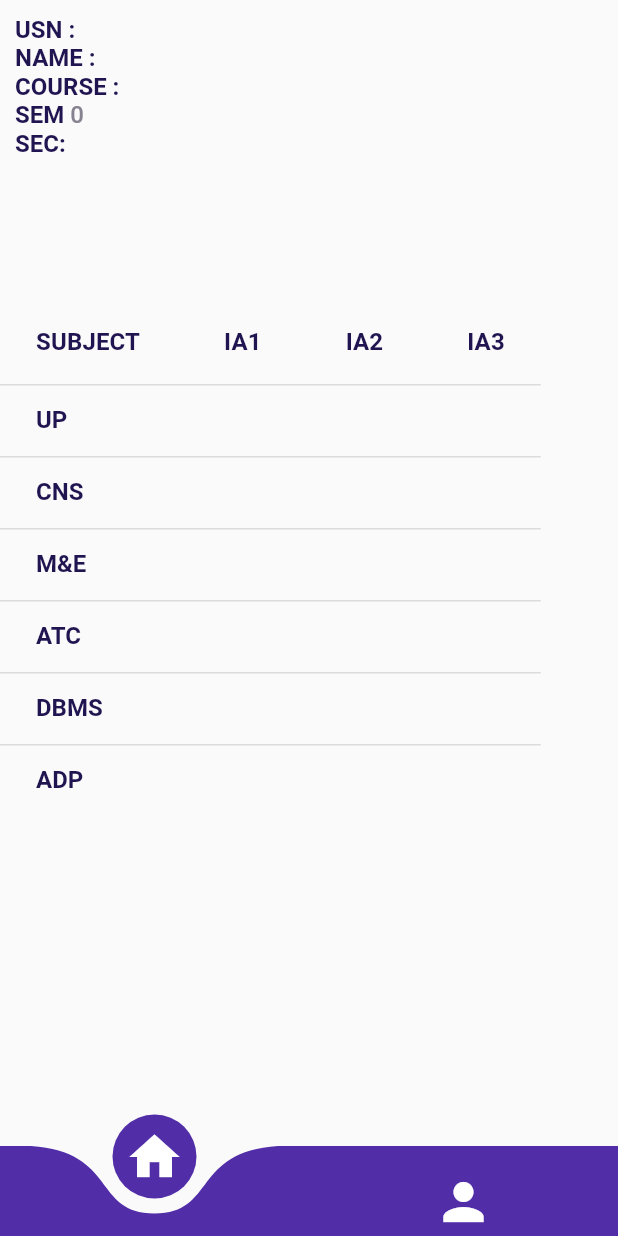
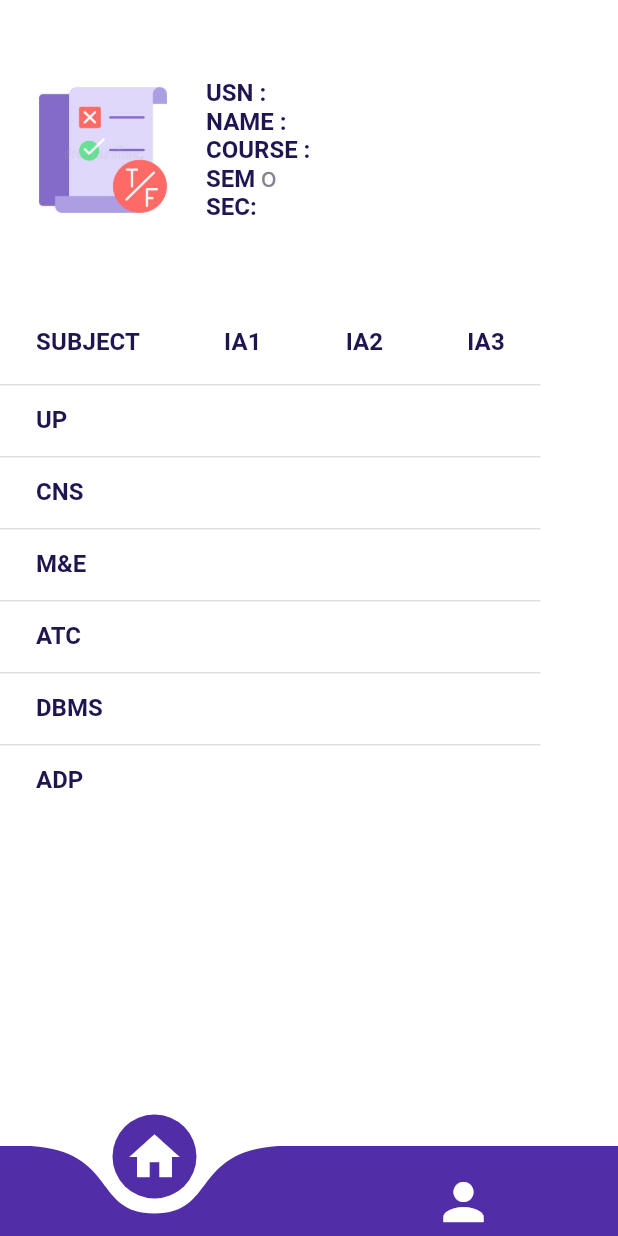
Before and after one commit to hrishi-19/CSE-MITRA, a Flutter app: the Result screen opened directly with empty values, on a phone screen of 412 x 824 dp. Run offline on Flutter 3.47's test engine with Material 2 defaults, Android fonts, the phone set to English and light mode, and no system bars; drawn by our look-alikes of curved_navigation_bar; our stand-ins replace firebase_auth, firebase_core, flutter_spinkit, font_awesome_flutter, google_fonts, google_sign_in; accounts and stored records are empty.

Commit message:
ui changes

```diff
--- a/lib/screens/home.dart
+++ b/lib/screens/home.dart
@@ -51,6 +51,7 @@ class MainPage extends StatelessWidget {
                              borderRadius: BorderRadius.circular(15.0),
                          )
                      ),
+                    elevation: MaterialStateProperty.all<double>(10.0),
                     backgroundColor: MaterialStateProperty.all<Color>(Color(0xFF512DA8)),
                       shadowColor:MaterialStateProperty.all<Color>(Color(0xFF512DA8))
                   ),
--- a/lib/screens/result.dart
+++ b/lib/screens/result.dart
@@ -1,5 +1,6 @@
 import 'package:flutter/cupertino.dart';
 import 'package:flutter/material.dart';
+import 'package:google_fonts/google_fonts.dart';
 import 'package:mitra/utility/constants.dart';
 import 'package:mitra/utility/iaMark.dart';
 import 'package:mitra/widgets/bottom_navbar.dart';
@@ -23,62 +24,85 @@ class _ResultState extends State<Result> {
   @override
   Widget build(BuildContext context) {
             return Scaffold(
+              backgroundColor: Colors.white,
               body:SafeArea(
                 child: Column(
                   mainAxisAlignment: MainAxisAlignment.center,
                   crossAxisAlignment: CrossAxisAlignment.start,
                   children: [
-                   Container(
-                     width:double.infinity,
-                     height: 200,
-                     decoration: BoxDecoration(
-                       // image: DecorationImage(
-                       //   image: AssetImage('assets/images/bg.jpg'),
-                       //   fit: BoxFit.cover
-                       // )
+                  Row(
+                    mainAxisAlignment: MainAxisAlignment.start,
+                    children: [
+                      Expanded(
+                        flex: 1,
+                        child: Image(
+                            image: AssetImage('assets/images/attd.jpg'),
+                            width: 200,
+                            height: 200
                         ),
-                     child: Padding(
-                       padding: EdgeInsets.all(10),
+                      ),
+                      Expanded(
+                         flex: 2,
                           child:  RichText(
                               text: TextSpan(
                                   children: [
                                     TextSpan(
                                         text: "USN : ",
-                                     style: homeWidgetHeading.copyWith(fontSize: 16)
+                                        style: homeWidgetHeading.copyWith(fontSize: 16,fontWeight: FontWeight.w600)
                                     ), TextSpan(
                                         text: usn.toUpperCase(),
-                                     style: homeWidgetdesc
+                                        style: GoogleFonts.josefinSans(
+                                          color: Color(0XFF868290 ),
+                                         fontSize: 16,
+                                        ),
                                     ),
                                     TextSpan(
                                         text: "\nNAME : ",
-                                     style: homeWidgetHeading.copyWith(fontSize: 16)
+                                        style: homeWidgetHeading.copyWith(fontSize: 16,fontWeight: FontWeight.w600)
                                     ), TextSpan(
                                         text: data.name.toUpperCase(),
-                                     style: homeWidgetdesc
+                                      style: GoogleFonts.josefinSans(
+                                        color: Color(0XFF868290 ),
+                                        fontSize: 16,
+
+                                      ),
                                     ),TextSpan(
                                         text: "\nCOURSE : ",
-                                     style: homeWidgetHeading.copyWith(fontSize: 16)
+                                        style: homeWidgetHeading.copyWith(fontSize: 16,fontWeight: FontWeight.w600)
                                     ), TextSpan(
                                         text: data.course.toUpperCase(),
-                                     style: homeWidgetdesc
+                                      style: GoogleFonts.josefinSans(
+                                        color: Color(0XFF868290 ),
+                                        fontSize: 16,
+
+                                      ),
                                     ),
                                     TextSpan(
                                         text: "\nSEM ",
-                                     style: homeWidgetHeading.copyWith(fontSize: 16)
+                                        style: homeWidgetHeading.copyWith(fontSize: 16,fontWeight: FontWeight.w600)
                                     ), TextSpan(
                                         text: data.sem.toString(),
-                                     style: homeWidgetdesc
+                                      style: GoogleFonts.josefinSans(
+                                        color: Color(0XFF868290 ),
+                                        fontSize: 16,
+
+                                      ),
                                     ),TextSpan(
                                         text: "\nSEC: ",
-                                     style: homeWidgetHeading.copyWith(fontSize: 16)
+                                        style: homeWidgetHeading.copyWith(fontSize: 16,fontWeight: FontWeight.w600)
                                     ), TextSpan(
                                         text: data.sec.toUpperCase(),
-                                     style: homeWidgetdesc
+                                      style: GoogleFonts.josefinSans(
+                                        color: Color(0XFF868290 ),
+                                        fontSize: 16,
+
+                                      ),
                                     ),
                                   ]
                               )
                           )
                       ),
+                    ],
                    ),
                     Expanded(
                       child:DataTable(
@@ -97,7 +121,7 @@ class _ResultState extends State<Result> {
 
                             ]),
                             DataRow(cells: [
-                              DataCell(Text('CNS',style: homeWidgetHeading.copyWith(fontSize: 16))),
+                              DataCell(Text('CNS',style: homeWidgetHeading.copyWith(fontSize: 16),),),
                               DataCell(Text(data.ia1['cns'].toString())),
                               DataCell(Text(data.ia2['cns'].toString())),
                               DataCell(Text(data.ia3['cns'].toString())),
--- a/lib/utility/constants.dart
+++ b/lib/utility/constants.dart
@@ -1,4 +1,5 @@
 import 'package:flutter/material.dart';
+import 'package:google_fonts/google_fonts.dart';
 
 
 const homeWidgetHeading=  TextStyle(
@@ -8,7 +9,6 @@ const homeWidgetHeading=  TextStyle(
 );
 
 
-
 const homeWidgetdesc=TextStyle(
   fontWeight: FontWeight.w500,
   color: Color(0XFF868290 ),
```
Also changed, not shown: lib/screens/attendence.dart (+29 -2 lines), assets/images/attd.jpg. Lines whose indentation alone changed are shown as unchanged.
